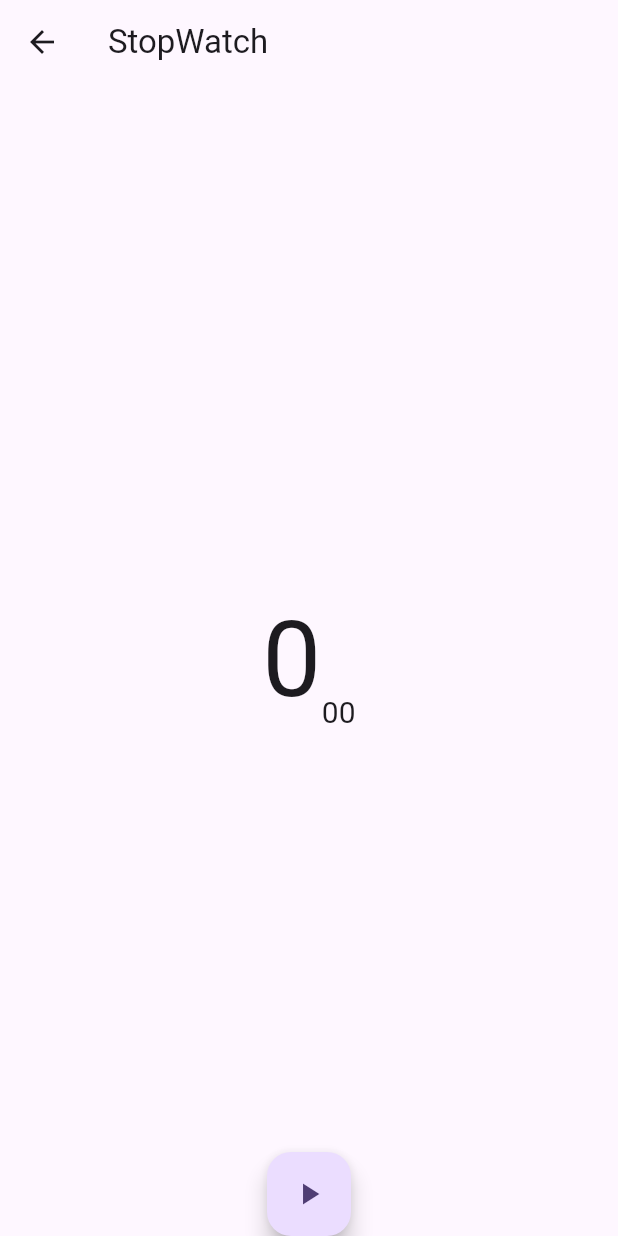
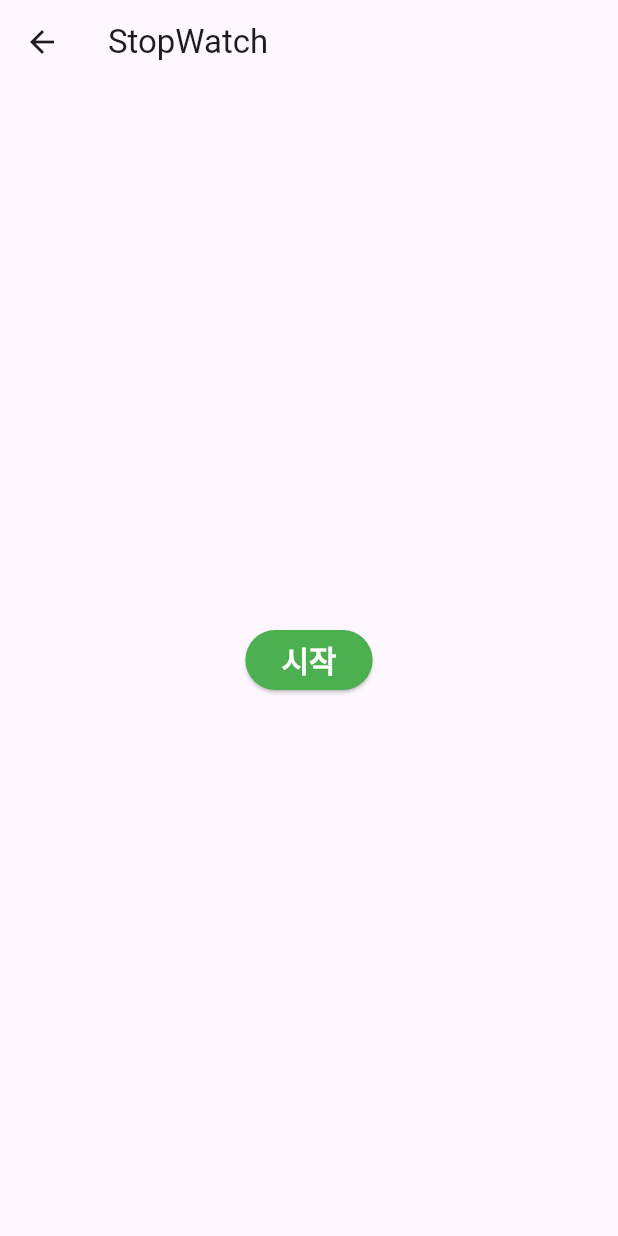
Before and after one commit to cokothon8/front-end, a Flutter app: the StopWatch screen opened directly, on a phone screen of 412 x 824 dp. Run offline on Flutter 3.47's test engine with Material 3 defaults, Android fonts, the light colour scheme and no system bars.

Commit message:
main_screen 타이머 버튼 구현2

```diff
--- a/lib/main_screen.dart
+++ b/lib/main_screen.dart
@@ -46,41 +46,40 @@ class _StopWatchState extends State<StopWatch> {
     _lapTimes.insert(0, time); // 시간 리스트에 추가
   }
 
+  @override
   Widget build(BuildContext context) {
     return Scaffold(
       appBar: AppBar(
         title: Text('StopWatch'),
       ),
       body: _buildBody(),
-      floatingActionButton: FloatingActionButton(
-        onPressed: () =>
-            setState(() {
-              _clickButton();
-            }),
-        child: _isRunning ? Icon(Icons.pause) : Icon(Icons.play_arrow),
-      ),
-      floatingActionButtonLocation: FloatingActionButtonLocation.centerDocked,
     );
   }
   //내용 부분
 
   Widget _buildBody() {
-    var sec = _time ~/ 100; //초
-    var hundredth = '${_time % 100}'.padLeft(2, '0'); // 1/100초
+    // String start = '시작';
+    var sec = _time ~/ 100; //
+    String buttonText = _isRunning ? '$sec EXP' : '시작'; // 버튼 텍스트 상태에 따라 설정
 
     return Center(
-      child:
-        Row( // 시간을 표시하는 영역
-          mainAxisAlignment: MainAxisAlignment.center,
-          crossAxisAlignment: CrossAxisAlignment.end,
-          children:<Widget>[
-            Text(
-              '$sec',
-              style: TextStyle(fontSize:70.0),
-            ),
-            Text('$hundredth', style:TextStyle(fontSize:20)), // 1/100초
-        ],
-      )
+      child: ElevatedButton(
+              // child: Text('$start'),
+              style: ElevatedButton.styleFrom(
+              shape: RoundedRectangleBorder(	//모서리를 둥글게
+              borderRadius: BorderRadius.circular(20)),
+              foregroundColor: Colors.white,
+              backgroundColor: Colors.green,
+              textStyle:
+                const TextStyle(fontWeight: FontWeight.bold, fontSize: 20.0),
+              ),
+              onPressed: () => {
+                setState(() {
+                _clickButton();
+              })
+              },
+              child: Text('$buttonText')
+      ),
     );
   }
 }
```
